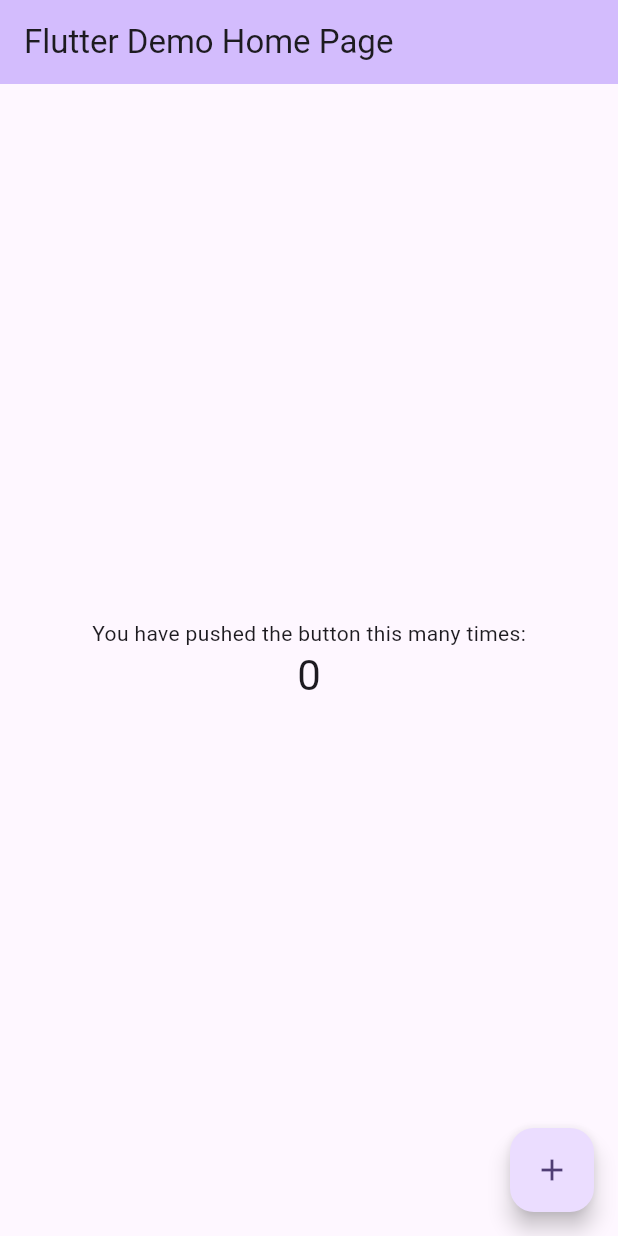
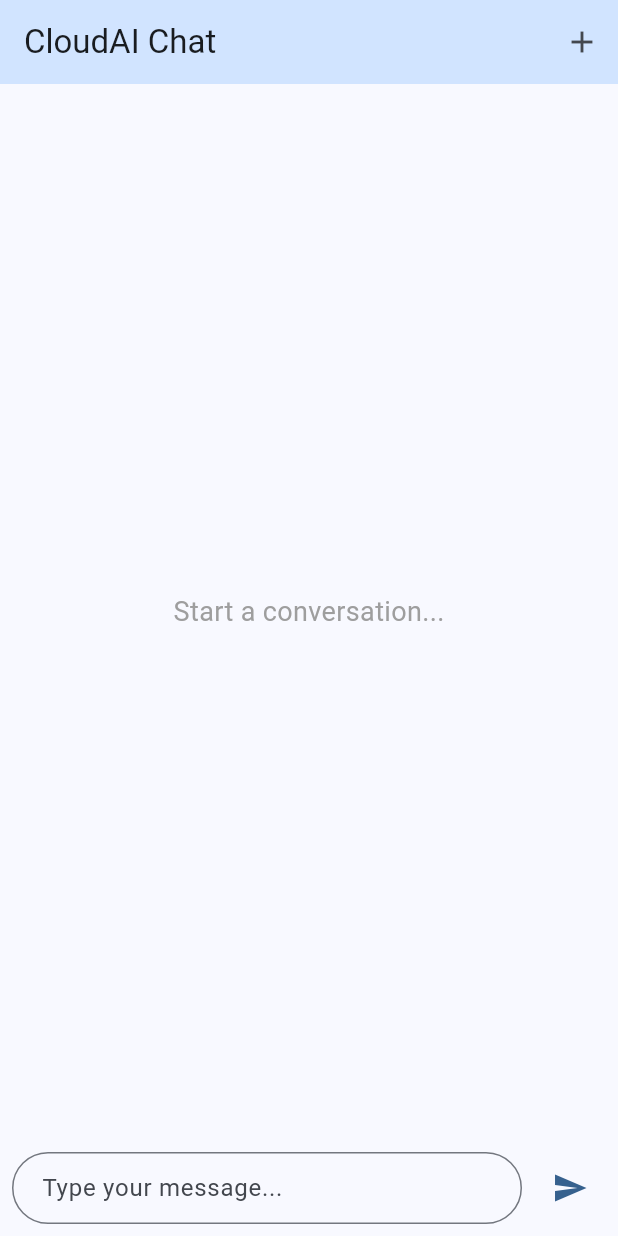
Before and after one commit to could-ai/019a232d-d800-7d16-9a81-9c276123011f, a Flutter app: the screen it shows after launch, on a phone screen of 412 x 824 dp. Run offline on Flutter 3.47's test engine with Material 3 defaults, Android fonts, the phone set to English and light mode, and no system bars.

Commit message:
Completely replaced the template main.dart with a new chat interface implementation that includes a Message class for storing chat messages, a ChatScreen stateful widget with a list of messages displayed in a ListView, a text input field at the bottom with a send button, functionality to send user messages and generate mock AI responses with a delay to simulate real-time conversation, auto-scrolling to the bottom after new messages, a 'New Chat' button in the app bar to clear the conversation, and proper disposal of controllers. This provides core chat functionality similar to ChatGPT with user-AI message exchange, though using mock responses since backend API integration is not available without Supabase connection.

```diff
--- a/usr/lib/main.dart
+++ b/usr/lib/main.dart
@@ -7,114 +7,195 @@ void main() {
 class MyApp extends StatelessWidget {
   const MyApp({super.key});
 
-  // This widget is the root of your application.
   @override
   Widget build(BuildContext context) {
     return MaterialApp(
-      title: 'Flutter Demo',
+      title: 'CloudAI Chat',
       debugShowCheckedModeBanner: false,
       theme: ThemeData(
-        // This is the theme of your application.
-        //
-        // TRY THIS: Try running your application with "flutter run". You'll see
-        // the application has a purple toolbar. Then, without quitting the app,
-        // try changing the seedColor in the colorScheme below to Colors.green
-        // and then invoke "hot reload" (save your changes or press the "hot
-        // reload" button in a Flutter-supported IDE, or press "r" if you used
-        // the command line to start the app).
-        //
-        // Notice that the counter didn't reset back to zero; the application
-        // state is not lost during the reload. To reset the state, use hot
-        // restart instead.
-        //
-        // This works for code too, not just values: Most code changes can be
-        // tested with just a hot reload.
-        colorScheme: ColorScheme.fromSeed(seedColor: Colors.deepPurple),
+        colorScheme: ColorScheme.fromSeed(seedColor: Colors.blue),
+        useMaterial3: true,
       ),
-      home: const MyHomePage(title: 'Flutter Demo Home Page'),
+      home: const ChatScreen(),
     );
   }
 }
 
-class MyHomePage extends StatefulWidget {
-  const MyHomePage({super.key, required this.title});
+class Message {
+  final String text;
+  final bool isUser;
+  final DateTime timestamp;
 
-  // This widget is the home page of your application. It is stateful, meaning
-  // that it has a State object (defined below) that contains fields that affect
-  // how it looks.
+  Message({required this.text, required this.isUser, required this.timestamp});
+}
 
-  // This class is the configuration for the state. It holds the values (in this
-  // case the title) provided by the parent (in this case the App widget) and
-  // used by the build method of the State. Fields in a Widget subclass are
-  // always marked "final".
-
-  final String title;
+class ChatScreen extends StatefulWidget {
+  const ChatScreen({super.key});
 
   @override
-  State<MyHomePage> createState() => _MyHomePageState();
+  State<ChatScreen> createState() => _ChatScreenState();
 }
 
-class _MyHomePageState extends State<MyHomePage> {
-  int _counter = 0;
+class _ChatScreenState extends State<ChatScreen> {
+  final List<Message> _messages = [];
+  final TextEditingController _controller = TextEditingController();
+  final ScrollController _scrollController = ScrollController();
 
-  void _incrementCounter() {
+  void _sendMessage() {
+    if (_controller.text.trim().isEmpty) return;
+
+    final userMessage = Message(
+      text: _controller.text.trim(),
+      isUser: true,
+      timestamp: DateTime.now(),
+    );
+
     setState(() {
-      // This call to setState tells the Flutter framework that something has
-      // changed in this State, which causes it to rerun the build method below
-      // so that the display can reflect the updated values. If we changed
-      // _counter without calling setState(), then the build method would not be
-      // called again, and so nothing would appear to happen.
-      _counter++;
+      _messages.add(userMessage);
+    });
+
+    _controller.clear();
+    _scrollToBottom();
+
+    // Simulate AI response
+    Future.delayed(const Duration(seconds: 1), () {
+      final aiResponse = Message(
+        text: _generateMockResponse(userMessage.text),
+        isUser: false,
+        timestamp: DateTime.now(),
+      );
+      setState(() {
+        _messages.add(aiResponse);
+      });
+      _scrollToBottom();
+    });
+  }
+
+  String _generateMockResponse(String userInput) {
+    // Simple mock responses
+    if (userInput.toLowerCase().contains('hello')) {
+      return 'Hello! How can I help you today?';
+    } else if (userInput.toLowerCase().contains('weather')) {
+      return 'I\'m sorry, I don\'t have real-time weather data. You might want to check a weather app for that.';
+    } else {
+      return 'That\'s an interesting question. As an AI, I\'m here to assist with various topics. Could you provide more details?';
+    }
+  }
+
+  void _scrollToBottom() {
+    WidgetsBinding.instance.addPostFrameCallback((_) {
+      if (_scrollController.hasClients) {
+        _scrollController.animateTo(
+          _scrollController.position.maxScrollExtent,
+          duration: const Duration(milliseconds: 300),
+          curve: Curves.easeOut,
+        );
+      }
     });
   }
 
   @override
   Widget build(BuildContext context) {
-    // This method is rerun every time setState is called, for instance as done
-    // by the _incrementCounter method above.
-    //
-    // The Flutter framework has been optimized to make rerunning build methods
-    // fast, so that you can just rebuild anything that needs updating rather
-    // than having to individually change instances of widgets.
     return Scaffold(
       appBar: AppBar(
-        // TRY THIS: Try changing the color here to a specific color (to
-        // Colors.amber, perhaps?) and trigger a hot reload to see the AppBar
-        // change color while the other colors stay the same.
-        backgroundColor: Theme.of(context).colorScheme.inversePrimary,
-        // Here we take the value from the MyHomePage object that was created by
-        // the App.build method, and use it to set our appbar title.
-        title: Text(widget.title),
+        title: const Text('CloudAI Chat'),
+        backgroundColor: Theme.of(context).colorScheme.primaryContainer,
+        actions: [
+          IconButton(
+            icon: const Icon(Icons.add),
+            onPressed: () {
+              setState(() {
+                _messages.clear();
+              });
+            },
+            tooltip: 'New Chat',
+          ),
+        ],
       ),
-      body: Center(
-        // Center is a layout widget. It takes a single child and positions it
-        // in the middle of the parent.
-        child: Column(
-          // Column is also a layout widget. It takes a list of children and
-          // arranges them vertically. By default, it sizes itself to fit its
-          // children horizontally, and tries to be as tall as its parent.
-          //
-          // Column has various properties to control how it sizes itself and
-          // how it positions its children. Here we use mainAxisAlignment to
-          // center the children vertically; the main axis here is the vertical
-          // axis because Columns are vertical (the cross axis would be
-          // horizontal).
-          //
-          // TRY THIS: Invoke "debug painting" (choose the "Toggle Debug Paint"
-          // action in the IDE, or press "p" in the console), to see the
-          // wireframe for each widget.
-          mainAxisAlignment: MainAxisAlignment.center,
-          children: <Widget>[
-            const Text('You have pushed the button this many times:'),
-            Text('$_counter', style: Theme.of(context).textTheme.headlineMedium),
-          ],
-        ),
+      body: Column(
+        children: [
+          Expanded(
+            child: _messages.isEmpty
+                ? const Center(
+                    child: Text(
+                      'Start a conversation...',
+                      style: TextStyle(fontSize: 18, color: Colors.grey),
+                    ),
+                  )
+                : ListView.builder(
+                    controller: _scrollController,
+                    padding: const EdgeInsets.all(16.0),
+                    itemCount: _messages.length,
+                    itemBuilder: (context, index) {
+                      final message = _messages[index];
+                      return Align(
+                        alignment: message.isUser
+                            ? Alignment.centerRight
+                            : Alignment.centerLeft,
+                        child: Container(
+                          margin: const EdgeInsets.symmetric(vertical: 4.0),
+                          padding: const EdgeInsets.all(12.0),
+                          decoration: BoxDecoration(
+                            color: message.isUser
+                                ? Theme.of(context).colorScheme.primary
+                                : Theme.of(context).colorScheme.surfaceVariant,
+                            borderRadius: BorderRadius.circular(12.0),
+                          ),
+                          constraints: BoxConstraints(
+                            maxWidth: MediaQuery.of(context).size.width * 0.8,
+                          ),
+                          child: Text(
+                            message.text,
+                            style: TextStyle(
+                              color: message.isUser
+                                  ? Theme.of(context).colorScheme.onPrimary
+                                  : Theme.of(context).colorScheme.onSurfaceVariant,
+                            ),
+                          ),
+                        ),
+                      );
+                    },
+                  ),
+          ),
+          Container(
+            padding: const EdgeInsets.all(8.0),
+            color: Theme.of(context).colorScheme.surface,
+            child: Row(
+              children: [
+                Expanded(
+                  child: TextField(
+                    controller: _controller,
+                    decoration: InputDecoration(
+                      hintText: 'Type your message...',
+                      border: OutlineInputBorder(
+                        borderRadius: BorderRadius.circular(24.0),
+                      ),
+                      contentPadding: const EdgeInsets.symmetric(
+                        horizontal: 16.0,
+                        vertical: 12.0,
+                      ),
+                    ),
+                    onSubmitted: (_) => _sendMessage(),
+                  ),
+                ),
+                const SizedBox(width: 8.0),
+                IconButton(
+                  icon: const Icon(Icons.send),
+                  onPressed: _sendMessage,
+                  color: Theme.of(context).colorScheme.primary,
+                ),
+              ],
+            ),
+          ),
+        ],
       ),
-      floatingActionButton: FloatingActionButton(
-        onPressed: _incrementCounter,
-        tooltip: 'Increment',
-        child: const Icon(Icons.add),
-      ), // This trailing comma makes auto-formatting nicer for build methods.
     );
   }
+
+  @override
+  void dispose() {
+    _controller.dispose();
+    _scrollController.dispose();
+    super.dispose();
+  }
 }
```
